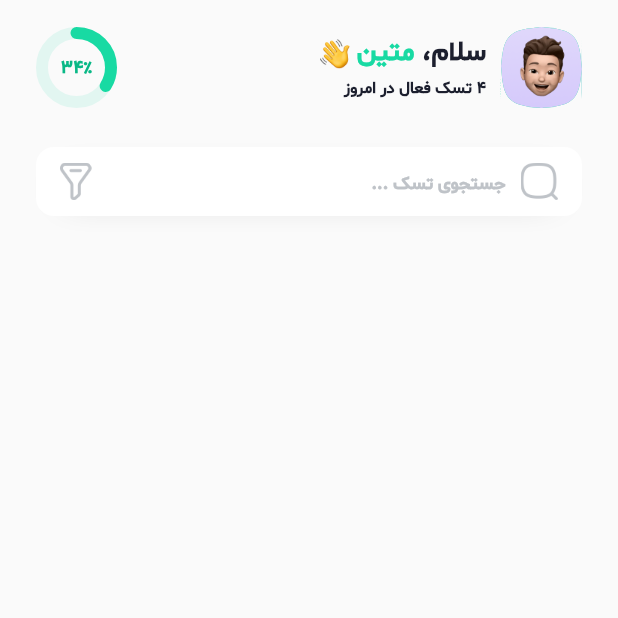
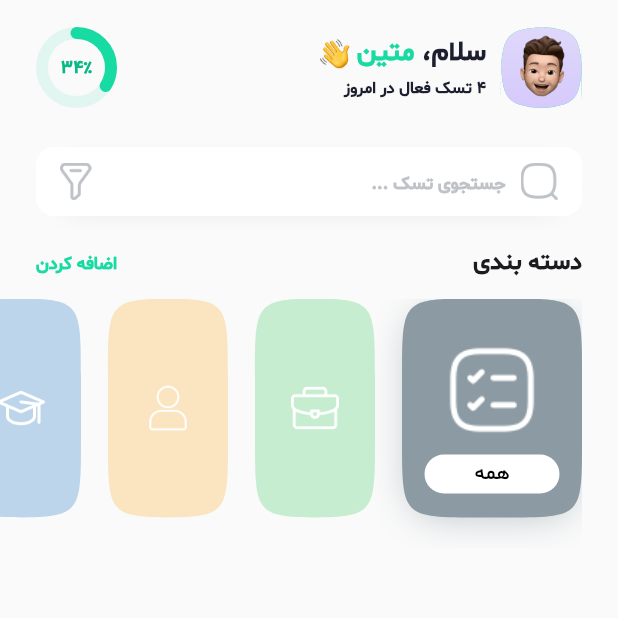
Before and after one commit to matinnajafi/todo_app, a Flutter app: the screen it shows after launch, on a phone screen of 412 x 824 dp, the top half of it. Run offline on Flutter 3.47's test engine with Material 3 defaults, Android fonts, the light colour scheme and no system bars; drawn by our look-alikes of percent_indicator.

Commit message:
Add animated category list component

```diff
--- /dev/null
+++ b/lib/domain/entities/category.dart
@@ -0,0 +1,13 @@
+import 'dart:ui';
+
+class Category {
+  final String title;
+  final String iconName;
+  final Color color;
+
+  const Category({
+    required this.title,
+    required this.iconName,
+    required this.color,
+  });
+}
--- a/lib/presentation/screens/task_screen.dart
+++ b/lib/presentation/screens/task_screen.dart
@@ -1,5 +1,7 @@
 import 'package:flutter/material.dart';
 import 'package:todo_app/core/constants/app_colors.dart';
+import 'package:todo_app/presentation/widgets/category_list.dart';
+import 'package:todo_app/presentation/widgets/category_list_title.dart';
 import 'package:todo_app/presentation/widgets/search_box.dart';
 import 'package:todo_app/presentation/widgets/user_info.dart';
 
@@ -16,7 +18,10 @@ class TaskScreen extends StatelessWidget {
             SliverToBoxAdapter(child: UserInfo()),
             SliverPadding(padding: EdgeInsets.only(bottom: 26)),
             SliverToBoxAdapter(child: SearchBox()),
-            SliverPadding(padding: EdgeInsets.only(bottom: 8)),
+            SliverPadding(padding: EdgeInsets.only(bottom: 20)),
+            SliverToBoxAdapter(child: CategoryListTitle()),
+            SliverPadding(padding: EdgeInsets.only(bottom: 12)),
+            SliverToBoxAdapter(child: CategoryList()),
           ],
         ),
       ),
--- /dev/null
+++ b/lib/presentation/widgets/category_list.dart
@@ -0,0 +1,144 @@
+import 'package:flutter/material.dart';
+import 'package:todo_app/core/constants/app_colors.dart';
+import 'package:todo_app/domain/entities/category.dart';
+
+class CategoryList extends StatefulWidget {
+  const CategoryList({super.key});
+
+  @override
+  State<CategoryList> createState() => _CategoryListState();
+}
+
+class _CategoryListState extends State<CategoryList> {
+  int selectedIndex = 0;
+
+  final List<Category> categories = const [
+    Category(title: 'همه', iconName: 'checklist', color: greyColor),
+    Category(title: 'کاری', iconName: 'briefcase', color: greenColor),
+    Category(title: 'شخصی', iconName: 'people', color: orangeColor),
+    Category(title: 'آموزش', iconName: 'study', color: blueColor),
+    Category(title: 'ورزش', iconName: 'ball', color: redColor),
+    Category(title: 'قرارملاقات', iconName: 'meeting', color: yellowColor),
+    Category(title: 'خرید', iconName: 'bag', color: pinkColor),
+    Category(title: 'مدیتیشن', iconName: 'meditation', color: purpleColor),
+    Category(title: 'کار بانکی', iconName: 'bankking', color: tealColor),
+  ];
+
+  @override
+  Widget build(BuildContext context) {
+    return SizedBox(
+      height: 166,
+      child: Padding(
+        padding: const EdgeInsets.only(right: 24),
+        child: Directionality(
+          textDirection: TextDirection.rtl,
+          child: ListView.builder(
+            scrollDirection: Axis.horizontal,
+            itemCount: categories.length,
+            itemBuilder: (context, index) {
+              final category = categories[index];
+              return GestureDetector(
+                onTap: () {
+                  setState(() {
+                    selectedIndex = index;
+                  });
+                },
+                child: CategoryCardItem(
+                  category: category,
+                  isSelected: selectedIndex == index,
+                ),
+              );
+            },
+          ),
+        ),
+      ),
+    );
+  }
+}
+
+class CategoryCardItem extends StatelessWidget {
+  final Category category;
+  final bool isSelected;
+
+  const CategoryCardItem({
+    super.key,
+    required this.category,
+    required this.isSelected,
+  });
+
+  @override
+  Widget build(BuildContext context) {
+    return Padding(
+      padding: const EdgeInsets.only(left: 18),
+      child: Column(
+        children: [
+          AnimatedContainer(
+            duration: const Duration(milliseconds: 200),
+            height: 146,
+            width: isSelected ? 120 : 80,
+            decoration: ShapeDecoration(
+              color:
+                  isSelected
+                      // ignore: deprecated_member_use
+                      ? category.color.withOpacity(1.0)
+                      // ignore: deprecated_member_use
+                      : category.color.withOpacity(0.25),
+              shape: ContinuousRectangleBorder(
+                borderRadius: BorderRadius.circular(52),
+              ),
+              shadows: [
+                BoxShadow(
+                  color:
+                      isSelected
+                          // ignore: deprecated_member_use
+                          ? category.color.withOpacity(0.5)
+                          : Colors.transparent,
+                  blurRadius: isSelected ? 20 : 0,
+                  spreadRadius: isSelected ? -3 : 0,
+                  offset: const Offset(0, 4),
+                ),
+              ],
+            ),
+            child: Stack(
+              alignment: AlignmentDirectional.center,
+              children: [
+                Positioned(
+                  bottom: isSelected ? 54 : null,
+                  child: AnimatedContainer(
+                    duration: const Duration(milliseconds: 300),
+                    height: isSelected ? 62 : 32,
+                    child: Image.asset('images/${category.iconName}.png'),
+                  ),
+                ),
+                Positioned(
+                  bottom: 16,
+                  child: AnimatedContainer(
+                    curve: Curves.linear,
+                    duration: const Duration(milliseconds: 250),
+                    height: 26,
+                    width: isSelected ? 90 : 0,
+                    decoration: BoxDecoration(
+                      color: whiteColor,
+                      borderRadius: BorderRadius.circular(30),
+                    ),
+                    child: Center(
+                      child: Text(
+                        category.title,
+                        style: const TextStyle(
+                          fontSize: 14,
+                          fontWeight: FontWeight.w500,
+                          color: Colors.black,
+                        ),
+                      ),
+                    ),
+                  ),
+                ),
+              ],
+            ),
+          ),
+          const SizedBox(height: 20),
+        ],
+      ),
+    );
+  }
+}
--- /dev/null
+++ b/lib/presentation/widgets/category_list_title.dart
@@ -0,0 +1,50 @@
+import 'package:flutter/material.dart';
+import 'package:todo_app/core/constants/app_colors.dart';
+
+class CategoryListTitle extends StatelessWidget {
+  const CategoryListTitle({super.key});
+
+  @override
+  Widget build(BuildContext context) {
+    return Padding(
+      padding: const EdgeInsets.symmetric(horizontal: 24),
+      child: Row(
+        mainAxisAlignment: MainAxisAlignment.spaceBetween,
+        children: [
+          GestureDetector(
+            onTap: () {
+              ScaffoldMessenger.of(context).showSnackBar(showUpdateSnackBar());
+              // add new
+            },
+            child: const Text(
+              'اضافه کردن',
+              style: TextStyle(
+                fontSize: 12,
+                fontWeight: FontWeight.w700,
+                color: greennColor,
+              ),
+            ),
+          ),
+          const Text(
+            'دسته بندی',
+            style: TextStyle(fontSize: 16, fontWeight: FontWeight.w700),
+          ),
+        ],
+      ),
+    );
+  }
+}
+
+SnackBar showUpdateSnackBar() => SnackBar(
+  content: Row(
+    children: [
+      SizedBox(height: 18, width: 18, child: Image.asset('images/heart.png')),
+      const SizedBox(width: 2),
+      const Text(
+        'این بخش در آپدیت بعدی اضافه میشه',
+        style: TextStyle(color: whiteColor),
+      ),
+    ],
+  ),
+  backgroundColor: Colors.black54,
+);
```
Also changed, not shown: images/bag.png (added), images/ball.png (added), images/bankking.png (added), images/briefcase.png (added), images/checklist.png (added), images/meditation.png (added), images/meeting.png (added), images/people.png (added), images/study.png (added).
